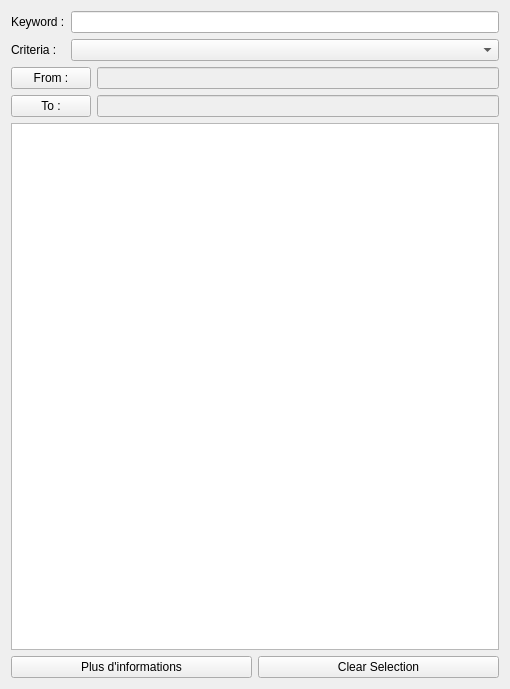
Above: Projet/View/findcontact.ui from KieceDonc/L3_CDAA before the change. Below: the same form after it.
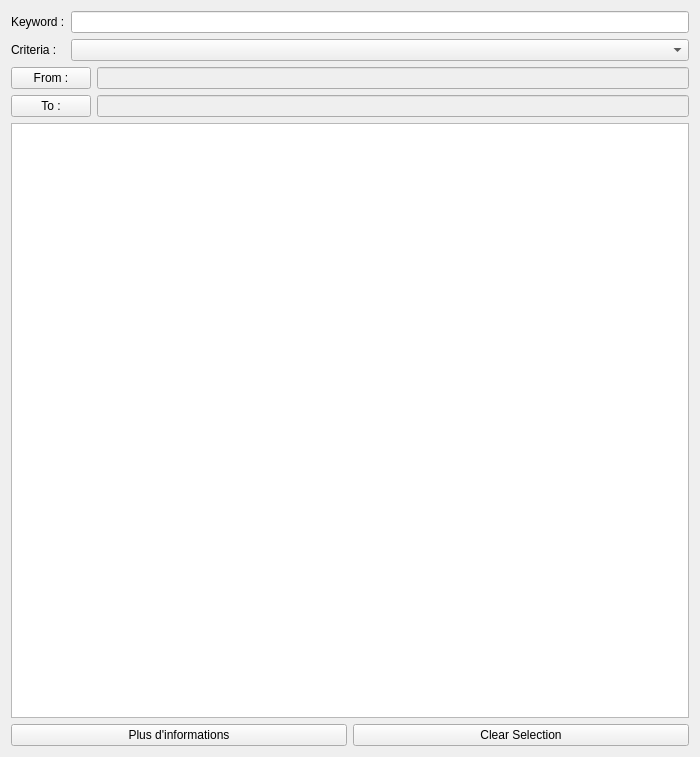
That is the form after the change.

Patch:
```diff
--- a/Projet/View/findcontact.ui
+++ b/Projet/View/findcontact.ui
@@ -9,8 +9,8 @@
    <rect>
     <x>0</x>
     <y>0</y>
-    <width>510</width>
-    <height>689</height>
+    <width>700</width>
+    <height>757</height>
    </rect>
   </property>
   <property name="sizePolicy">
@@ -19,6 +19,12 @@
     <verstretch>0</verstretch>
    </sizepolicy>
   </property>
+  <property name="minimumSize">
+   <size>
+    <width>700</width>
+    <height>500</height>
+   </size>
+  </property>
   <property name="windowTitle">
    <string>Form</string>
   </property>
```
